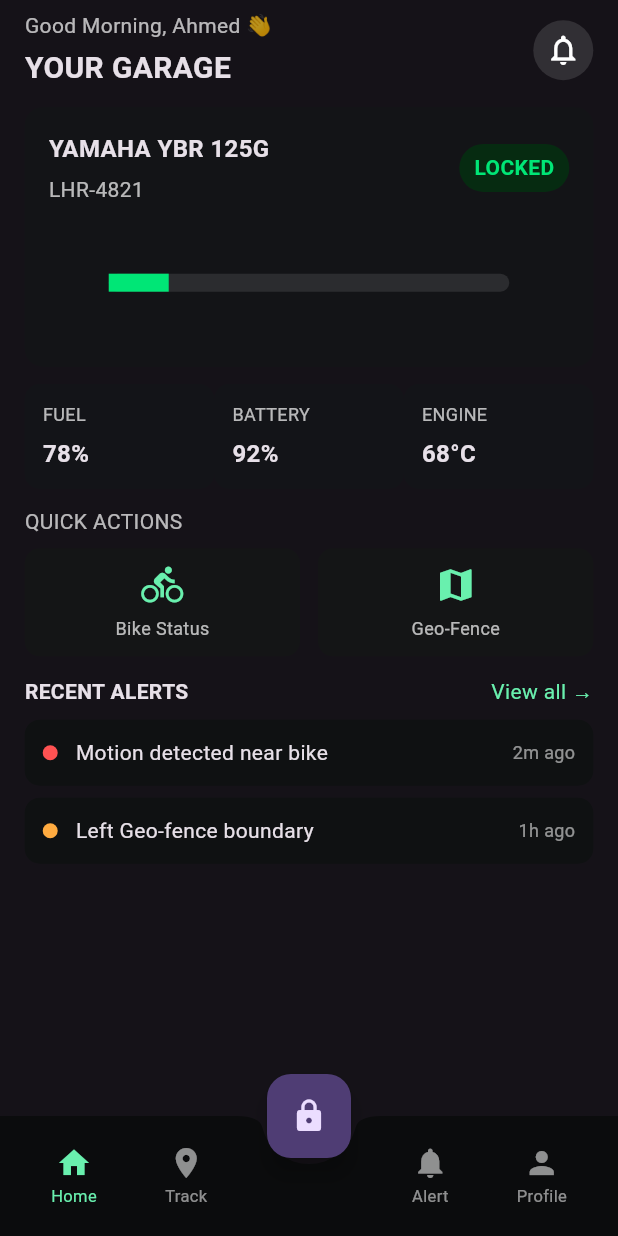
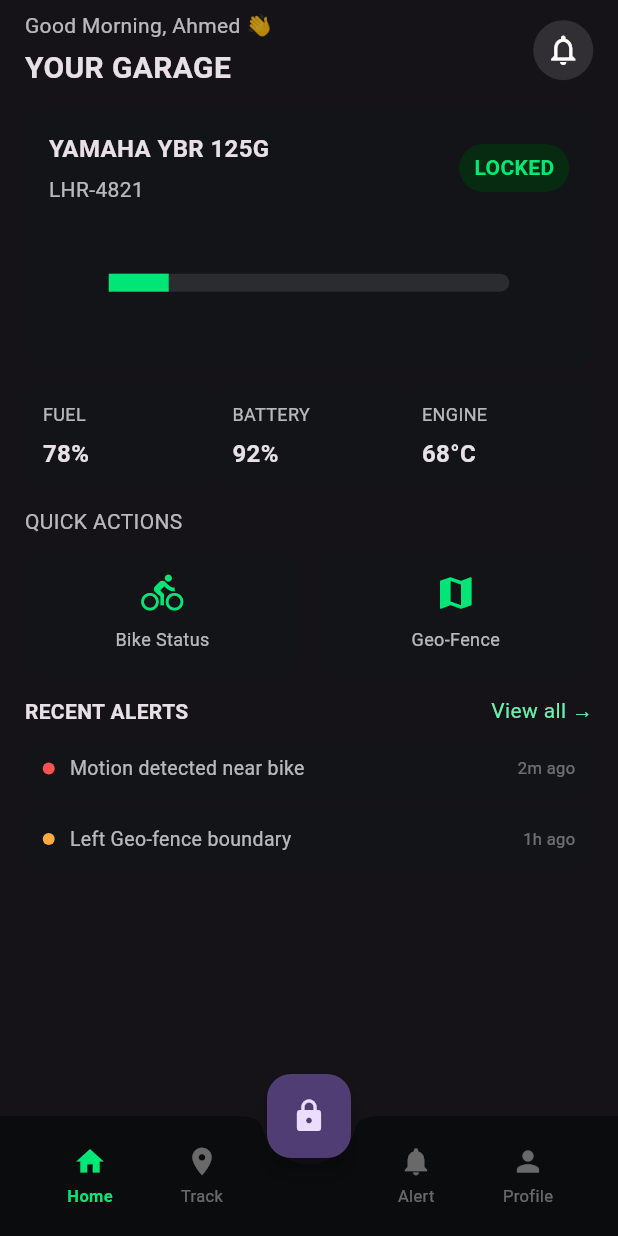
Before and after one commit to ghazanfar-ali-tech/RideLockerApp, a Flutter app: the HomeScreen screen opened by its route, on a phone screen of 412 x 824 dp. Run offline on Flutter 3.47's test engine with Material 3 defaults, Android fonts, the phone set to English and light mode, and no system bars; drawn by our look-alikes of oktoast; our stand-ins replace firebase_auth, firebase_core, shared_preferences; accounts and stored records are empty.

Commit message:
Today's work

```diff
--- a/lib/routes/app_routes.dart
+++ b/lib/routes/app_routes.dart
@@ -1,70 +1,93 @@
 import 'package:flutter/material.dart';
-
-import 'package:ride_locker_app/views/splash_screen/splash_screen.dart';
-import 'package:ride_locker_app/views/on_borading_screens/on_boarding_screen.dart';
+import 'package:ride_locker_app/views/alert_screen.dart';
+import 'package:ride_locker_app/views/app_preferences_screen.dart';
+import 'package:ride_locker_app/views/auth_screens/components/account_creation_dashboard.dart';
+import 'package:ride_locker_app/views/auth_screens/components/login_successful_dashboard.dart';
+import 'package:ride_locker_app/views/auth_screens/forgot_password_screen.dart';
 import 'package:ride_locker_app/views/auth_screens/login_screen.dart';
 import 'package:ride_locker_app/views/auth_screens/signup_screen.dart';
-import 'package:ride_locker_app/views/auth_screens/forgot_password_screen.dart';
-import 'package:ride_locker_app/views/auth_screens/components/account_creation_dashboard.dart';
-import 'package:ride_locker_app/views/auth_screens/components/login_successful_dashboard.dart';
-import 'package:ride_locker_app/views/home_screen.dart';
-import 'package:ride_locker_app/views/profile_screen.dart';
-import 'package:ride_locker_app/views/alert_screen.dart';
 import 'package:ride_locker_app/views/edit_profile_screen.dart';
 import 'package:ride_locker_app/views/helpsupport_screen.dart';
+import 'package:ride_locker_app/views/home_screen.dart';
+import 'package:ride_locker_app/views/on_borading_screens/on_boarding_screen.dart';
+import 'package:ride_locker_app/views/profile_screen.dart';
+import 'package:ride_locker_app/views/splash_screen/splash_screen.dart';
 import 'package:ride_locker_app/views/subscription_screen.dart';
-import 'package:ride_locker_app/views/app_preferences_screen.dart';
 
 class AppRoutes {
-  static const splash = '/';
-  static const onboarding = '/onboarding';
-  static const login = '/login';
-  static const signup = '/signup';
-  static const forgotPassword = '/forgot-password';
-  static const accountCreationDashboard = '/account-creation-dashboard';
-  static const loginSuccessfulDashboard = '/login-successful-dashboard';
-  static const home = '/home';
-  static const profile = '/profile';
-  static const alerts = '/alerts';
-  static const editProfile = '/edit-profile';
-  static const helpSupport = '/help-support';
-  static const subscription = '/subscription';
-  static const appPreferences = '/app-preferences';
+  // Route name constants
+  static const String splash = '/';
+  static const String onboarding = '/onboarding';
+  static const String login = '/login';
+  static const String signup = '/signup';
+  static const String forgotPassword = '/forgot-password';
+  static const String home = '/home';
+  static const String profile = '/profile';
+  static const String editProfile = '/edit-profile';
+  static const String alerts = '/alerts';
+  static const String appPreferences = '/app-preferences';
+  static const String helpSupport = '/help-support';
+  static const String subscription = '/subscription';
+  static const String loginSuccessfulDashboard = '/login-success';
+  static const String accountCreationDashboard = '/account-created';
 
   static Route<dynamic> generateRoute(RouteSettings settings) {
     switch (settings.name) {
       case splash:
         return MaterialPageRoute(builder: (_) => const SplashScreen());
+
       case onboarding:
         return MaterialPageRoute(builder: (_) => const OnboardingScreen());
+
       case login:
         return MaterialPageRoute(builder: (_) => LoginScreen());
+
       case signup:
         return MaterialPageRoute(builder: (_) => SignupScreen());
+
       case forgotPassword:
         return MaterialPageRoute(builder: (_) => ForgotPasswordScreen());
-      case accountCreationDashboard:
-        return MaterialPageRoute(builder: (_) => const AccountCreationDashboard());
-      case loginSuccessfulDashboard:
-        return MaterialPageRoute(builder: (_) => LoginSuccessfulDashboard());
+
       case home:
-        return MaterialPageRoute(builder: (_) => HomeScreen());
+        return MaterialPageRoute(builder: (_) => const HomeScreen());
+
       case profile:
         return MaterialPageRoute(builder: (_) => const ProfileScreen());
+
+      case editProfile:
+        return MaterialPageRoute(builder: (_) => const EditProfileScreen());
+
       case alerts:
         return MaterialPageRoute(builder: (_) => const AlertScreen());
-      case editProfile:
-        return MaterialPageRoute(builder: (_) => const EditProfileScreen());
+
+      case appPreferences:
+        return MaterialPageRoute(builder: (_) => const AppPreferencesScreen());
+
       case helpSupport:
         return MaterialPageRoute(builder: (_) => const HelpSupportScreen());
+
       case subscription:
         return MaterialPageRoute(builder: (_) => const SubscriptionScreen());
-      case appPreferences:
-        return MaterialPageRoute(builder: (_) => const AppPreferencesScreen());
+
+      case loginSuccessfulDashboard:
+        return MaterialPageRoute(
+          builder: (_) => const LoginSuccessfulDashboard(),
+        );
+
+      case accountCreationDashboard:
+        return MaterialPageRoute(
+          builder: (_) => const AccountCreationDashboard(),
+        );
+
       default:
         return MaterialPageRoute(
           builder: (_) => Scaffold(
-            body: Center(child: Text('No route defined for ${settings.name}')),
+            body: Center(
+              child: Text(
+                'No route defined for ${settings.name}',
+                style: const TextStyle(color: Colors.white),
+              ),
+            ),
           ),
         );
     }
--- a/lib/widgets/action_box.dart
+++ b/lib/widgets/action_box.dart
@@ -3,20 +3,26 @@
 class ActionBox extends StatelessWidget {
   final IconData icon;
   final String label;
+
   const ActionBox({super.key, required this.icon, required this.label});
 
   @override
   Widget build(BuildContext context) {
     return Expanded(
       child: Container(
-        height: 72,
-        decoration: BoxDecoration(color: const Color(0xFF141516), borderRadius: BorderRadius.circular(10)),
+        padding: const EdgeInsets.symmetric(vertical: 16),
+        decoration: BoxDecoration(
+          color: const Color(0xFF131418),
+          borderRadius: BorderRadius.circular(12),
+        ),
         child: Column(
-          mainAxisAlignment: MainAxisAlignment.center,
           children: [
-            Icon(icon, color: Colors.greenAccent, size: 28),
-            const SizedBox(height: 6),
-            Text(label, style: const TextStyle(color: Colors.white70, fontSize: 12)),
+            Icon(icon, color: const Color(0xFF00E676), size: 28),
+            const SizedBox(height: 8),
+            Text(
+              label,
+              style: const TextStyle(color: Colors.white70, fontSize: 12),
+            ),
           ],
         ),
       ),
--- a/lib/widgets/alert_row.dart
+++ b/lib/widgets/alert_row.dart
@@ -4,19 +4,40 @@
   final Color color;
   final String text;
   final String time;
-  const AlertRow({super.key, required this.color, required this.text, required this.time});
+
+  const AlertRow({
+    super.key,
+    required this.color,
+    required this.text,
+    required this.time,
+  });
 
   @override
   Widget build(BuildContext context) {
     return Container(
-      padding: const EdgeInsets.all(12),
-      decoration: BoxDecoration(color: const Color(0xFF0F1112), borderRadius: BorderRadius.circular(10)),
+      padding: const EdgeInsets.symmetric(horizontal: 12, vertical: 10),
+      decoration: BoxDecoration(
+        color: const Color(0xFF131418),
+        borderRadius: BorderRadius.circular(10),
+      ),
       child: Row(
         children: [
-          Container(width: 10, height: 10, decoration: BoxDecoration(color: color, shape: BoxShape.circle)),
-          const SizedBox(width: 12),
-          Expanded(child: Text(text)),
-          Text(time, style: const TextStyle(color: Colors.white54, fontSize: 12)),
+          Container(
+            width: 8,
+            height: 8,
+            decoration: BoxDecoration(color: color, shape: BoxShape.circle),
+          ),
+          const SizedBox(width: 10),
+          Expanded(
+            child: Text(
+              text,
+              style: const TextStyle(color: Colors.white70, fontSize: 13),
+            ),
+          ),
+          Text(
+            time,
+            style: const TextStyle(color: Colors.white38, fontSize: 11),
+          ),
         ],
       ),
     );
--- a/lib/widgets/nav_item.dart
+++ b/lib/widgets/nav_item.dart
@@ -5,21 +5,37 @@
   final IconData icon;
   final bool active;
   final VoidCallback onTap;
-  const NavItem({super.key, required this.label, required this.icon, required this.onTap, this.active = false});
+
+  const NavItem({
+    super.key,
+    required this.label,
+    required this.icon,
+    required this.active,
+    required this.onTap,
+  });
 
   @override
   Widget build(BuildContext context) {
-    return InkWell(
+    final color = active ? const Color(0xFF00E676) : Colors.white38;
+
+    return GestureDetector(
       onTap: onTap,
-      borderRadius: BorderRadius.circular(12),
-      child: Padding(
-        padding: const EdgeInsets.symmetric(horizontal: 4, vertical: 0),
+      behavior: HitTestBehavior.opaque,
+      child: SizedBox(
+        width: 60,
         child: Column(
-          mainAxisSize: MainAxisSize.min,
+          mainAxisAlignment: MainAxisAlignment.center,
           children: [
-            Icon(icon, color: active ? Colors.greenAccent : Colors.white54, size: 24),
-            const SizedBox(height: 2),
-            Text(label, style: TextStyle(color: active ? Colors.greenAccent : Colors.white54, fontSize: 11)),
+            Icon(icon, color: color, size: 22),
+            const SizedBox(height: 4),
+            Text(
+              label,
+              style: TextStyle(
+                color: color,
+                fontSize: 11,
+                fontWeight: active ? FontWeight.w600 : FontWeight.normal,
+              ),
+            ),
           ],
         ),
       ),
```
